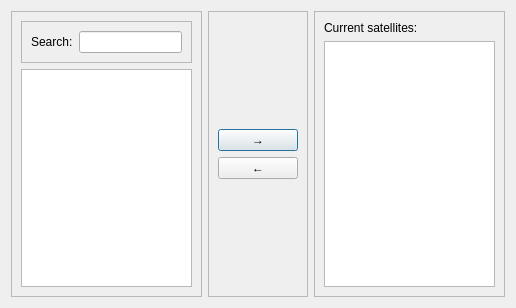
Qt form addRemove/addRemove_window.ui (spel-uchile/Pypredict) before a commit.
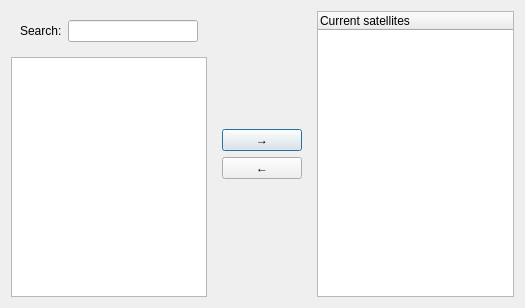
The same form after that commit.

Commit message: Changed list for table on the add remove satellites dialog.

```diff
--- a/addRemove/addRemove_window.ui
+++ b/addRemove/addRemove_window.ui
@@ -6,7 +6,7 @@
    <rect>
     <x>0</x>
     <y>0</y>
-    <width>516</width>
+    <width>525</width>
     <height>308</height>
    </rect>
   </property>
@@ -17,16 +17,28 @@
    <item>
     <widget class="QFrame" name="frame">
      <property name="frameShape">
-      <enum>QFrame::StyledPanel</enum>
+      <enum>QFrame::NoFrame</enum>
      </property>
      <property name="frameShadow">
       <enum>QFrame::Raised</enum>
      </property>
      <layout class="QVBoxLayout" name="verticalLayout">
+      <property name="leftMargin">
+       <number>0</number>
+      </property>
+      <property name="topMargin">
+       <number>0</number>
+      </property>
+      <property name="rightMargin">
+       <number>0</number>
+      </property>
+      <property name="bottomMargin">
+       <number>0</number>
+      </property>
       <item>
        <widget class="QFrame" name="frame_4">
         <property name="frameShape">
-         <enum>QFrame::StyledPanel</enum>
+         <enum>QFrame::NoFrame</enum>
         </property>
         <property name="frameShadow">
          <enum>QFrame::Raised</enum>
@@ -54,7 +66,7 @@
    <item>
     <widget class="QFrame" name="frame_2">
      <property name="frameShape">
-      <enum>QFrame::StyledPanel</enum>
+      <enum>QFrame::NoFrame</enum>
      </property>
      <property name="frameShadow">
       <enum>QFrame::Raised</enum>
@@ -106,22 +118,42 @@
    <item>
     <widget class="QFrame" name="frame_3">
      <property name="frameShape">
-      <enum>QFrame::StyledPanel</enum>
+      <enum>QFrame::NoFrame</enum>
      </property>
      <property name="frameShadow">
       <enum>QFrame::Raised</enum>
      </property>
      <layout class="QVBoxLayout" name="verticalLayout_3">
+      <property name="leftMargin">
+       <number>0</number>
+      </property>
+      <property name="topMargin">
+       <number>0</number>
+      </property>
+      <property name="rightMargin">
+       <number>0</number>
+      </property>
+      <property name="bottomMargin">
+       <number>0</number>
+      </property>
       <item>
-       <widget class="QLabel" name="label_2">
-        <property name="text">
-         <string>Current satellites:</string>
-        </property>
+       <widget class="QTableWidget" name="curr_sats_tab">
+        <attribute name="horizontalHeaderStretchLastSection">
+         <bool>true</bool>
+        </attribute>
+        <attribute name="verticalHeaderStretchLastSection">
+         <bool>false</bool>
+        </attribute>
+        <column>
+         <property name="text">
+          <string>Current satellites</string>
+         </property>
+         <property name="textAlignment">
+          <set>AlignLeading|AlignVCenter</set>
+         </property>
+        </column>
        </widget>
       </item>
-      <item>
-       <widget class="QListWidget" name="curr_sats_lst"/>
-      </item>
      </layout>
     </widget>
    </item>
```
The commit also changes 2 other files.
